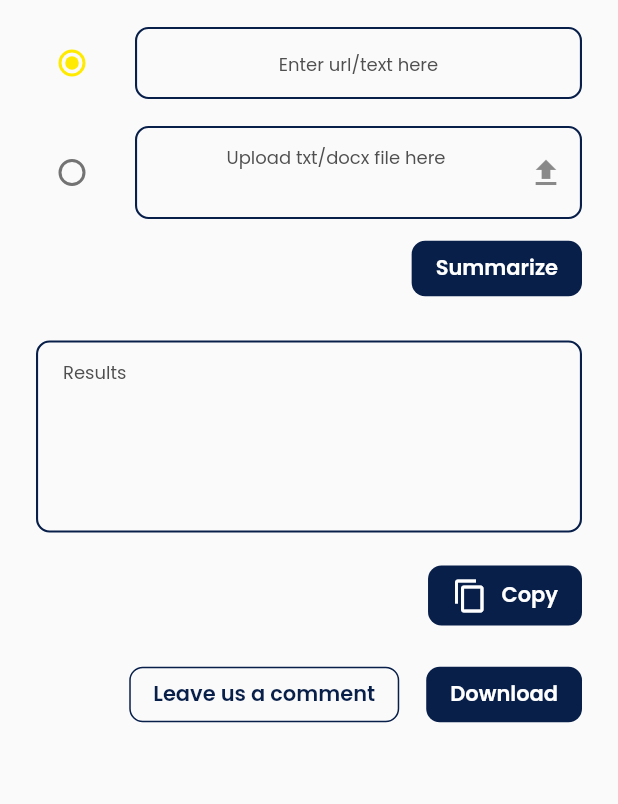
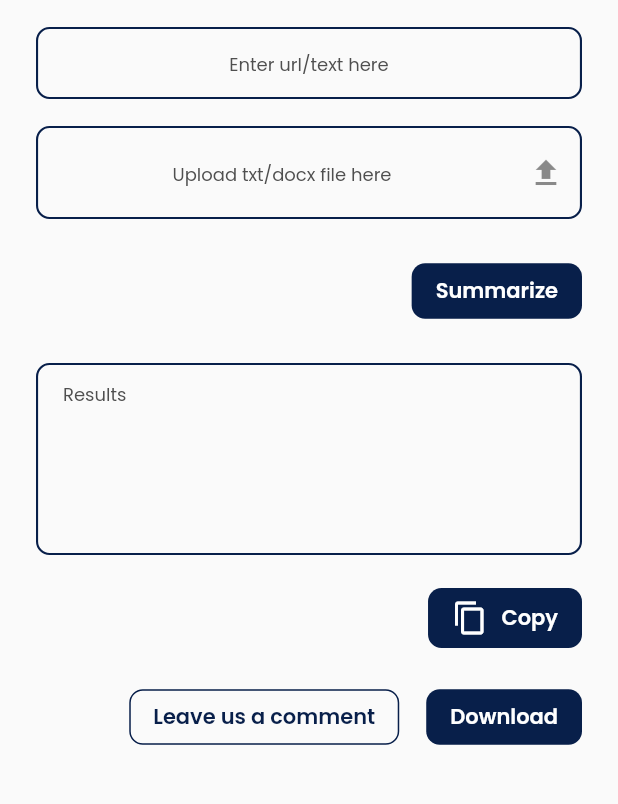
Before and after one commit to Zummit-Africa-Inc/sumry_man_mobile, a Flutter app: the HomeScreen screen opened by its route, on a phone screen of 412 x 824 dp, the part 363-1167 px from its top. Run offline on Flutter 3.47's test engine with Material 2 defaults, Android fonts, the phone set to English and light mode, and no system bars; our stand-ins replace file_picker, flutter_riverpod, google_fonts.

Commit message:
input selector change

```diff
--- a/lib/components/input_field.dart
+++ b/lib/components/input_field.dart
@@ -95,15 +95,15 @@ class InputField extends StatelessWidget {
       decoration: InputDecoration(
         hintText: state.label,
         hintStyle: sHintTextStyle,
-        contentPadding: const EdgeInsets.symmetric(
+        contentPadding: state.readOnly  == false ? const EdgeInsets.symmetric(
           horizontal: sSecondaryPadding,
           vertical: sSecondaryPadding / 2,
-        ),
+        ) : null,
         focusedBorder: OutlineInputBorder(
           borderRadius: const BorderRadius.all(
             Radius.circular(sSecondaryPadding / 2),
           ),
-          borderSide: BorderSide(color: theme.colorScheme.primary, width: 1.4),
+          borderSide: BorderSide(color: Colors.amber.shade500, width: 1.4),
         ),
         enabledBorder: OutlineInputBorder(
           borderRadius: const BorderRadius.all(
--- a/lib/screens/home_screen.dart
+++ b/lib/screens/home_screen.dart
@@ -90,6 +90,9 @@ class _HomeScreenState extends State<HomeScreen> {
                       const EdgeInsets.symmetric(vertical: sSecondaryPadding),
                   child: InputField(
                     state: InputFieldState(
+                      onClick: () {
+                        selectedIndex = 0;
+                      },
                       controller: textController,
                       textAlign: TextAlign.center,
                       label: ResHomeScreen.enterText,
@@ -100,6 +103,7 @@ class _HomeScreenState extends State<HomeScreen> {
                   state: InputFieldState(
                     textAlign: TextAlign.center,
                     onClick: () async {
+                      selectedIndex = 1;
                       final result = await FilePicker.platform.pickFiles(
                           type: FileType.custom,
                           allowedExtensions: ['txt', 'docx']);
@@ -123,7 +127,7 @@ class _HomeScreenState extends State<HomeScreen> {
                       }
                     },
                     label: Result == null ? ResHomeScreen.uploadText : fileName,
-                    maxLines: 2,
+                    //maxLines: ,
                     icon: const Icon(
                       Icons.upload,
                     ),
@@ -132,7 +136,7 @@ class _HomeScreenState extends State<HomeScreen> {
                 ),
               ],
             ),
-            vSpace(sSecondaryPadding / 2),
+            vSpace(sPadding),
             Align(
               alignment: Alignment.centerRight,
               child: AppButton(
@@ -261,18 +265,27 @@ class __UploadOrInputState extends State<_UploadOrInput> {
   Widget _buildItem(Widget item, int index) {
     return Row(
       children: [
-        Radio(
-            activeColor: kButtonColor,
-            value: index,
-            groupValue: _selected,
-            onChanged: (_) {
-              setState(() {
-                _selected = index;
-                widget.onChanged.call(_selected);
-              });
-            }),
-        hSpace(sSecondaryPadding),
-        Expanded(child: item),
+        // Radio(
+        //     activeColor: kButtonColor,
+        //     value: index,
+        //     groupValue: _selected,
+        //     onChanged: (_) {
+        //       setState(() {
+        //         _selected = index;
+        //         widget.onChanged.call(_selected);
+        //       });
+        //     }),
+        // hSpace(sSecondaryPadding),
+        Expanded(
+          // onTap: () {
+          //   setState(() {
+          //     _selected = index;
+          //     print("selected index is $_selected");
+          //     widget.onChanged.call(_selected);
+          //   });
+          // },
+          child: item,
+        )
       ],
     );
   }
```
